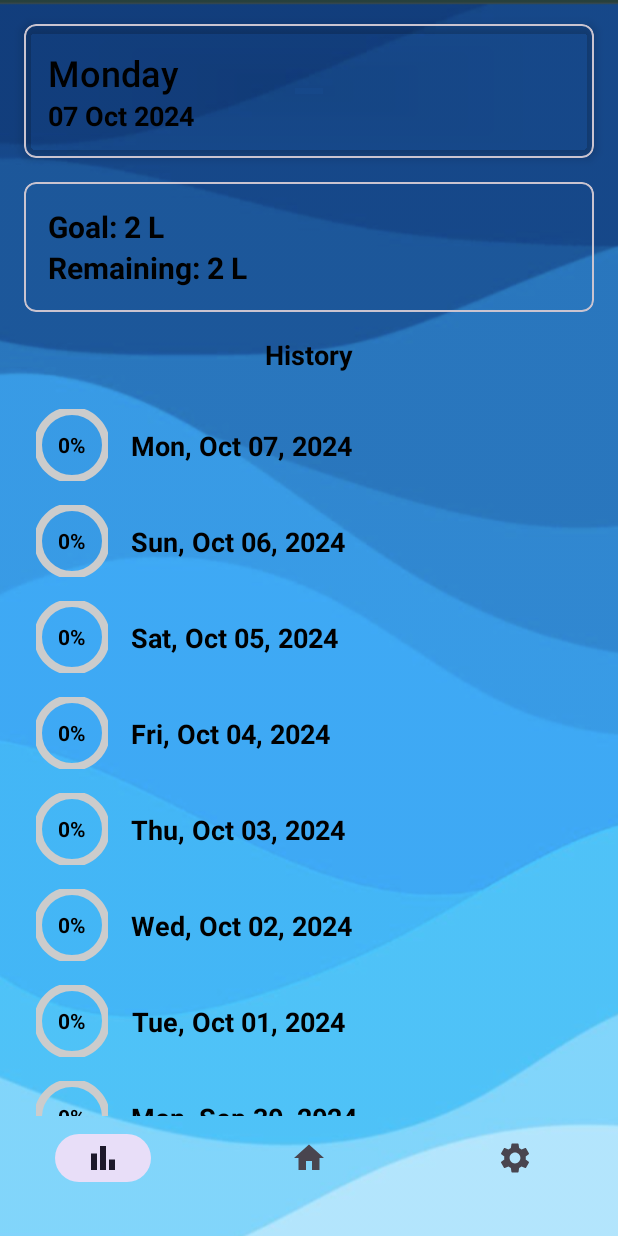
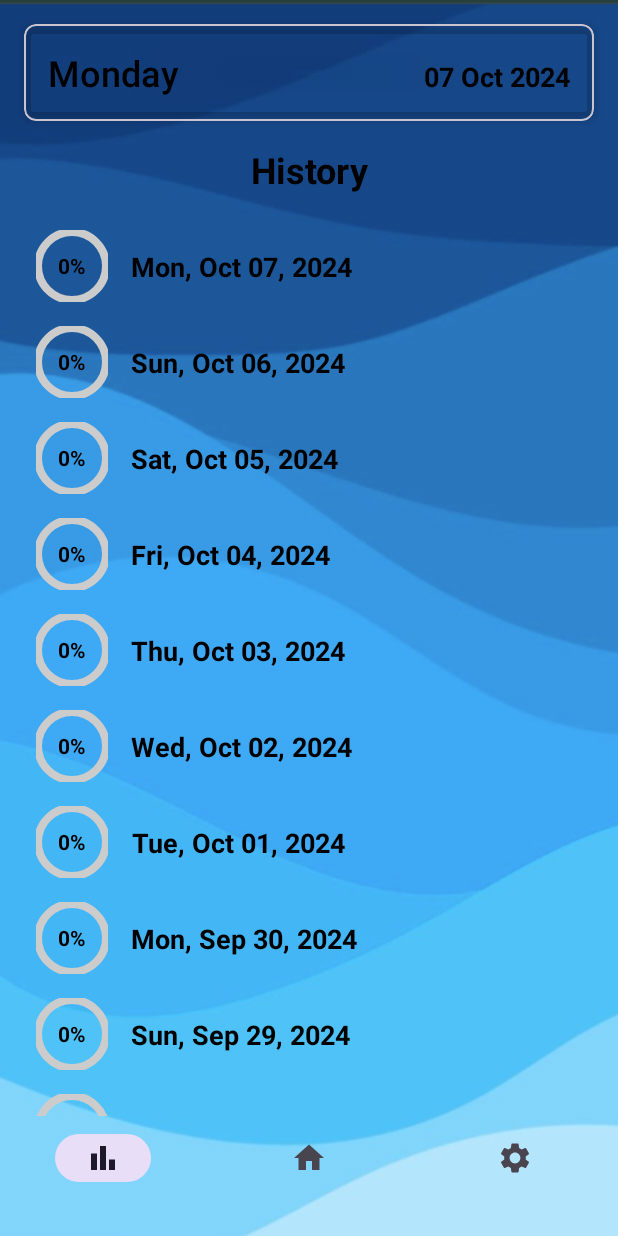
Before and after one commit to tiakavousi/WaterWise, an Android app: the HistoryActivity screen opened directly, with no data from a screen before it, on a phone screen of 412 x 824 dp. Run offline under Robolectric (Android 15) with nearby library versions, the light colour scheme and no system bars; our stand-ins replace Firebase (no records; nobody signed in at launch, a user with empty details on screens opened directly).

Commit message:
changes in main added goal and remaining card, removed from history

```diff
--- a/app/src/main/java/com/example/WaterWise/history/HistoryActivity.java
+++ b/app/src/main/java/com/example/WaterWise/history/HistoryActivity.java
@@ -30,8 +30,8 @@ import java.util.Locale;
 public class HistoryActivity extends AppCompatActivity {
     private DataModel dataModel;
     private int userGoal;
-    // UI elements for displaying day of the week, current date, goal, and remaining intake
-    private TextView dayOfWeekTextView, dateTextView, goalTextView, remainingTextView;
+    // UI elements for displaying day of the week and current date
+    private TextView dayOfWeekTextView, dateTextView;
 
     /**
      * Called when the activity is first created. Initializes the UI and sets up the RecyclerView,
@@ -49,7 +49,6 @@ public class HistoryActivity extends AppCompatActivity {
 
         initializeUIElements();
         displayDayOfWeek();
-        observeGoalAndIntake();
         setUpBottomNavigationBar();
         setUpHistoryRecyclerView();
         dataModel.loadHistoryRecords();
@@ -62,8 +61,6 @@ public class HistoryActivity extends AppCompatActivity {
     private void initializeUIElements(){
         dayOfWeekTextView = findViewById(R.id.dayOfWeekTextView);
         dateTextView = findViewById(R.id.dateTextView);
-        goalTextView = findViewById(R.id.goal_text);
-        remainingTextView = findViewById(R.id.remaining_text);
     }
 
     /**
@@ -105,27 +102,6 @@ public class HistoryActivity extends AppCompatActivity {
         });
     }
 
-    /**
-     * Observes changes to the user's water intake goal and intake amount, and updates the
-     * goal and remaining water intake accordingly in the UI.
-     */
-    private void observeGoalAndIntake() {
-        // Observe and update the goal text
-        dataModel.getGoal().observe(this, goal -> {
-            double goalInLiters = goal / 1000.0;
-            String goalText = (goalInLiters % 1 == 0) ? String.format("%.0f L", goalInLiters) : String.format("%.1f L", goalInLiters);
-            goalTextView.setText("Goal: " + goalText);
-        });
-        // Observe and update the remaining intake text
-        dataModel.getIntake().observe(this, intake -> {
-            double intakeInLiters = intake / 1000.0;
-            double goalInLiters = dataModel.getGoal().getValue() / 1000.0;
-            double remainingInLiters = goalInLiters - intakeInLiters;
-            // Ensure remaining intake does not go below 0
-            String remainingText = (remainingInLiters % 1 == 0) ? String.format("%.0f L", (remainingInLiters > 0 ? remainingInLiters : 0)) : String.format("%.1f L", (remainingInLiters > 0 ? remainingInLiters : 0));
-            remainingTextView.setText("Remaining: " + remainingText);
-        });
-    }
 
     /**
      * Displays the current day of the week and date at the top of the activity.
--- a/app/src/main/res/layout/activity_history.xml
+++ b/app/src/main/res/layout/activity_history.xml
@@ -22,18 +22,20 @@
         <LinearLayout
             android:layout_width="match_parent"
             android:layout_height="wrap_content"
-            android:orientation="vertical"
+            android:orientation="horizontal"
             android:padding="16dp">
-
+            <!-- Day of Week Text on the left -->
             <TextView
                 android:id="@+id/dayOfWeekTextView"
                 android:layout_width="wrap_content"
                 android:layout_height="wrap_content"
+                android:layout_weight="1"
                 android:text="Sunday"
                 android:textSize="24sp"
                 android:textColor="@color/black"
                 android:fontFamily="sans-serif-medium" />
 
+            <!-- Date Text on the right -->
             <TextView
                 android:id="@+id/dateTextView"
                 android:layout_width="wrap_content"
@@ -45,55 +47,20 @@
         </LinearLayout>
     </com.google.android.material.card.MaterialCardView>
 
-    <com.google.android.material.card.MaterialCardView
-        android:id="@+id/remaining_goal_card"
-        android:layout_width="0dp"
-        android:layout_height="wrap_content"
-        android:layout_margin="16dp"
-        app:cardCornerRadius="8dp"
-        app:cardBackgroundColor="@android:color/transparent"
-        app:layout_constraintEnd_toEndOf="parent"
-        app:layout_constraintStart_toStartOf="parent"
-        app:layout_constraintTop_toBottomOf="@id/dateCard">
 
-        <LinearLayout
-            android:layout_width="match_parent"
-            android:layout_height="wrap_content"
-            android:orientation="vertical"
-            android:padding="16dp">
-
-            <TextView
-                android:id="@+id/goal_text"
-                android:layout_width="wrap_content"
-                android:layout_height="wrap_content"
-                android:text="Your daily goal: 0 ml"
-                android:textSize="20dp"
-                android:textStyle="bold"
-                android:textColor="@color/black" />
-            <TextView
-                android:id="@+id/remaining_text"
-                android:layout_width="wrap_content"
-                android:layout_height="wrap_content"
-                android:text="Remaining: 0 ml"
-                android:textSize="20dp"
-                android:textStyle="bold"
-                android:textColor="@color/black" />
-
-        </LinearLayout>
-    </com.google.android.material.card.MaterialCardView>
 
     <TextView
         android:id="@+id/history"
         android:layout_width="wrap_content"
         android:layout_height="wrap_content"
         android:text="History"
-        android:textSize="18sp"
+        android:textSize="24sp"
         android:textStyle="bold"
         android:layout_marginTop="16dp"
         android:textColor="@color/black"
         app:layout_constraintEnd_toEndOf="parent"
         app:layout_constraintStart_toStartOf="parent"
-        app:layout_constraintTop_toBottomOf="@id/remaining_goal_card"/>
+        app:layout_constraintTop_toBottomOf="@id/dateCard"/>
     <androidx.recyclerview.widget.RecyclerView
         android:id="@+id/recyclerView2"
         android:layout_width="0dp"
--- a/app/src/main/res/menu/bottom_navigation_menu.xml
+++ b/app/src/main/res/menu/bottom_navigation_menu.xml
@@ -2,16 +2,22 @@
 <menu xmlns:android="http://schemas.android.com/apk/res/android">
     <item
         android:id="@+id/nav_history"
-        android:icon="@drawable/baseline_bar_chart_24" />
+        android:icon="@drawable/baseline_bar_chart_24"
+        android:title="" />
+
     <item
         android:id="@+id/nav_add_water"
         android:enabled="true"
-        android:icon="@drawable/baseline_add_24" />
+        android:icon="@drawable/baseline_add_24"
+        android:title="" />
+
     <item
         android:id="@+id/nav_home"
         android:enabled="true"
-        android:icon="@drawable/baseline_home_24" />
+        android:icon="@drawable/baseline_home_24"
+        android:title="" />
     <item
         android:id="@+id/nav_settings"
-        android:icon="@drawable/baseline_settings_24" />
+        android:icon="@drawable/baseline_settings_24"
+        android:title="" />
 </menu>
```
Also changed, not shown: app/src/main/java/com/example/WaterWise/home/MainActivity.java (+22 -0 lines), app/src/main/res/layout/activity_main.xml (+42 -1 lines), app/src/main/res/values/styles.xml (deleted, +0 -13 lines).
